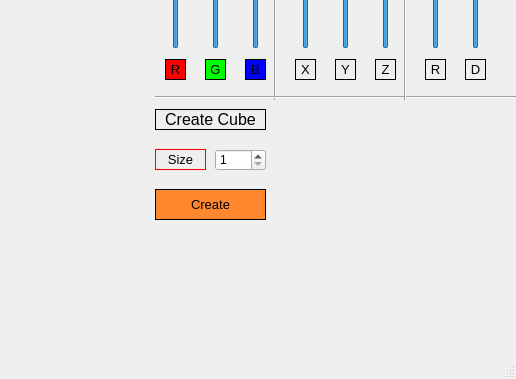
Before: the Qt Designer form ui.ui in Holodome/RCPyQt, drawn with Qt 5; both pictures show x 675 to 1191 and y 421 to 800 of the 1191 by 800 pixel window.
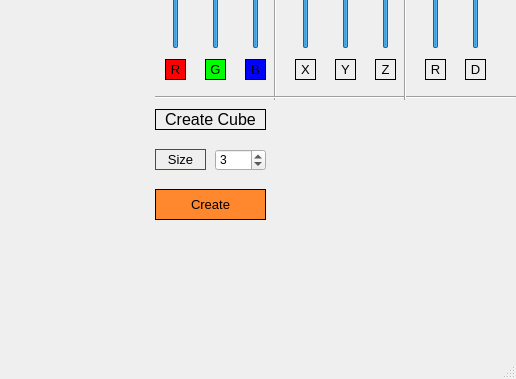
After: the same form once the commit is applied.

Commit message: Add Cube rotations

```diff
--- a/ui.ui
+++ b/ui.ui
@@ -883,6 +883,9 @@
                 <property name="minimum">
                     <number>1</number>
                 </property>
+                <property name="value">
+                    <number>3</number>
+                </property>
             </widget>
             <widget class="QLabel" name="label_19">
                 <property name="geometry">
```
The commit also changes 2 other files.
